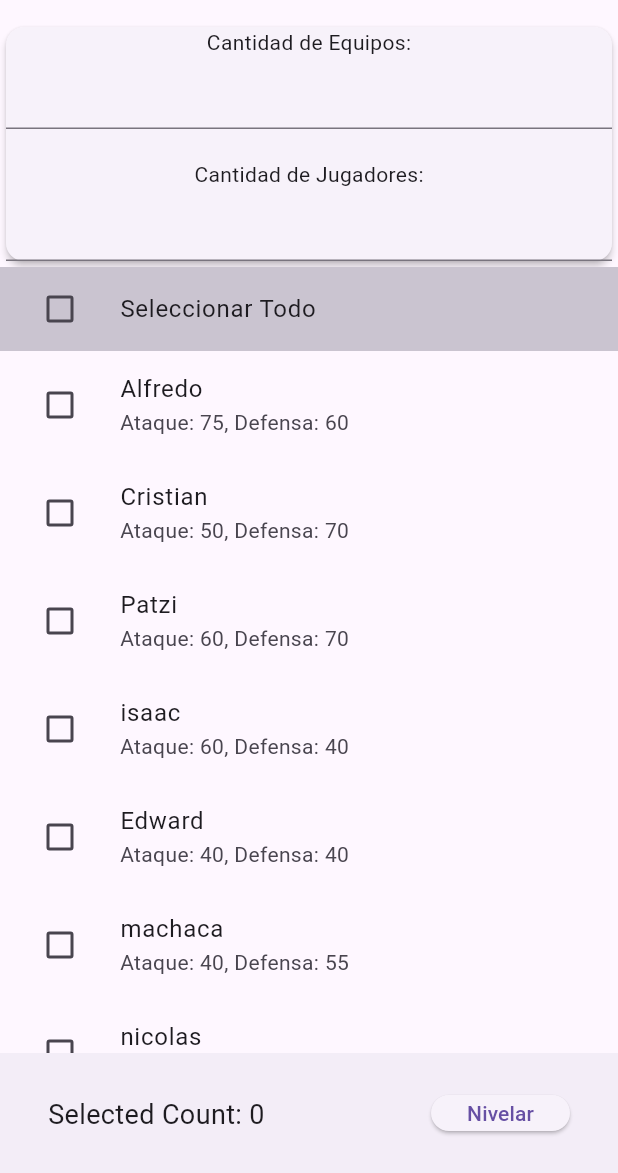
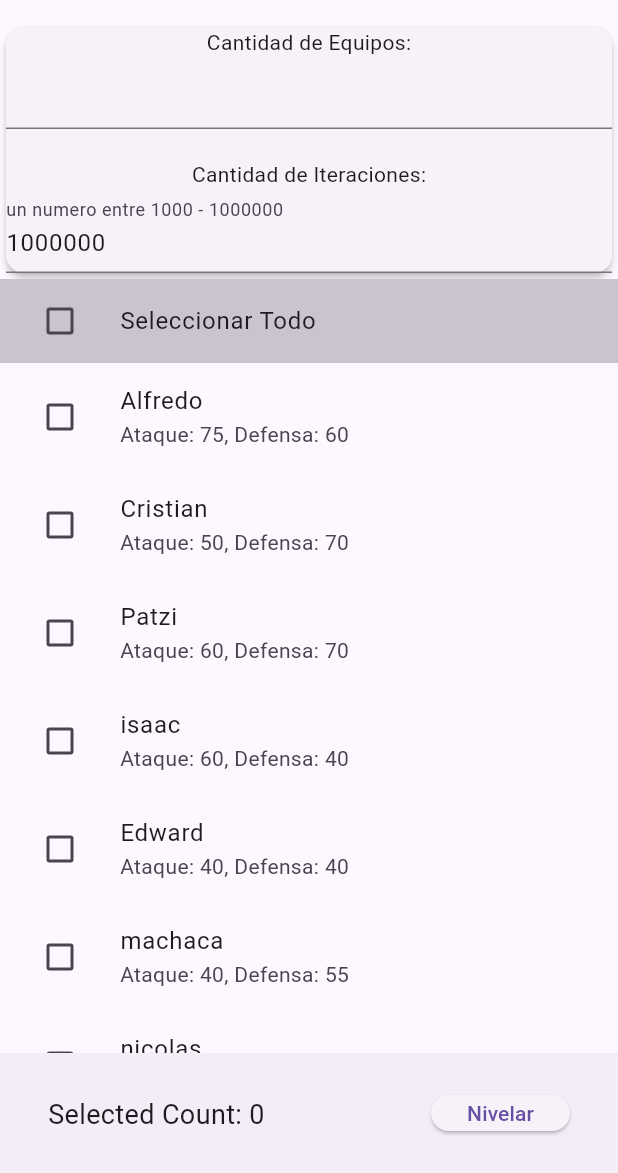
Before and after one commit to AlfredoChusgo/nivelator_app, a Flutter app: the screen it shows after launch, after a tap on the "navigate next" icon, on a phone screen of 412 x 824 dp, the part 63-1236 px from its top. Run offline on Flutter 3.47's test engine with Material 3 defaults, Android fonts, the light colour scheme and no system bars; our stand-ins replace bloc, equatable, faker, flutter_bloc, sqflite; accounts and stored records are empty.

Commit message:
added circular progress indicator showing the actual progress

```diff
--- a/nivelador_app/lib/bloc/Nivelator/bloc/nivelator_event.dart
+++ b/nivelador_app/lib/bloc/Nivelator/bloc/nivelator_event.dart
@@ -5,13 +5,13 @@ sealed class NivelatorEvent extends Equatable{}
 
 class NivelateEvent extends NivelatorEvent{
   int cantidadEquipos;
-  int jugadoresPorEquipo;
+  int cantidadIteraciones;
   List<Jugador> jugadores;
 
-  NivelateEvent({required this.cantidadEquipos,required this.jugadoresPorEquipo,required this.jugadores});
+  NivelateEvent({required this.cantidadEquipos,required this.cantidadIteraciones,required this.jugadores});
 
   @override
-  List<Object?> get props => [cantidadEquipos,jugadoresPorEquipo,jugadores];
+  List<Object?> get props => [cantidadEquipos,cantidadIteraciones,jugadores];
 }
 
 class SaveEquiposBalanceadosEvent extends NivelatorEvent{
--- a/nivelador_app/lib/bloc/Nivelator/bloc/nivelator_state.dart
+++ b/nivelador_app/lib/bloc/Nivelator/bloc/nivelator_state.dart
@@ -11,7 +11,12 @@ class NivelatorInitialState extends NivelatorState {
 }
 
 class NivelatorLoadingState extends NivelatorState {
+  late double progress;
 
+  NivelatorLoadingState({required this.progress});
+
+  @override
+  List<Object?> get props => [progress];
 }
 
 class NivelatorLoadedState extends NivelatorState {
--- a/nivelador_app/lib/ui/pages/configuration_page.dart
+++ b/nivelador_app/lib/ui/pages/configuration_page.dart
@@ -23,7 +23,7 @@ class ConfigurationPage extends StatelessWidget {
 
 class NiveladorEquipos extends StatelessWidget {
   final TextEditingController equiposController = TextEditingController();
-  final TextEditingController jugadoresController = TextEditingController();
+  final TextEditingController iteracionesController = TextEditingController(text: "1000000");
 
   @override
   Widget build(BuildContext context) {
@@ -40,10 +40,14 @@ class NiveladorEquipos extends StatelessWidget {
                 keyboardType: TextInputType.number,
               ),
               SizedBox(height: 20),
-              Text('Cantidad de Jugadores:'),
+              Text('Cantidad de Iteraciones:'),
               TextField(
-                controller: jugadoresController,
+                controller: iteracionesController,
                 keyboardType: TextInputType.number,
+                decoration: const InputDecoration(
+                  labelText: 'un numero entre 1000 - 1000000', // This is the label text
+                ),
+
               ),
             ],
           ),
@@ -51,7 +55,7 @@ class NiveladorEquipos extends StatelessWidget {
         Expanded(
             child: SelectJugadoresPage(
                 equiposController: equiposController,
-                jugadoresController: jugadoresController))
+                iteracionesController: iteracionesController))
       ],
     );
   }
@@ -59,20 +63,20 @@ class NiveladorEquipos extends StatelessWidget {
 
 class SelectJugadoresPage extends StatefulWidget {
   final TextEditingController equiposController;
-  final TextEditingController jugadoresController;
+  final TextEditingController iteracionesController;
   SelectJugadoresPage(
       {required TextEditingController this.equiposController,
-      required TextEditingController this.jugadoresController});
+      required TextEditingController this.iteracionesController});
   @override
   _SelectJugadoresPageState createState() => _SelectJugadoresPageState();
 
   void nivelarEquipos(BuildContext context, List<Jugador> jugadores) {
     final int cantidadEquipos = int.tryParse(equiposController.text) ?? 0;
-    final int cantidadJugadores = int.tryParse(jugadoresController.text) ?? 0;
+    final int cantidadIteraciones = int.tryParse(iteracionesController.text) ?? 0;
 
     context.read<NivelatorBloc>().add(NivelateEvent(
         cantidadEquipos: cantidadEquipos,
-        jugadoresPorEquipo: cantidadJugadores,
+        cantidadIteraciones: cantidadIteraciones,
         jugadores: jugadores));
 
     Navigator.of(context).push(
--- a/nivelador_app/lib/ui/pages/nivelator_page_home.dart
+++ b/nivelador_app/lib/ui/pages/nivelator_page_home.dart
@@ -17,7 +17,11 @@ class NivelatorPageHome extends StatelessWidget {
 
             return switch (state){
               NivelatorInitialState() => const Center(child: CircularProgressIndicator()),
-              NivelatorLoadingState() => const Center(child: CircularProgressIndicator()),
+              NivelatorLoadingState() => Center(child: CircularProgressIndicator(
+                value: state.progress,
+                strokeWidth: 5,
+
+              )),
               NivelatorLoadedState() => NivelatorPageResults(teams: state.results,nivelateEvent: state.nivelateEvent,)
             };
           },
```
Also changed, not shown: nivelador_app/lib/bloc/Nivelator/bloc/nivelator_bloc.dart (+18 -10 lines), nivelador_app/lib/business_logic/team_generator.dart (+5 -4 lines).
